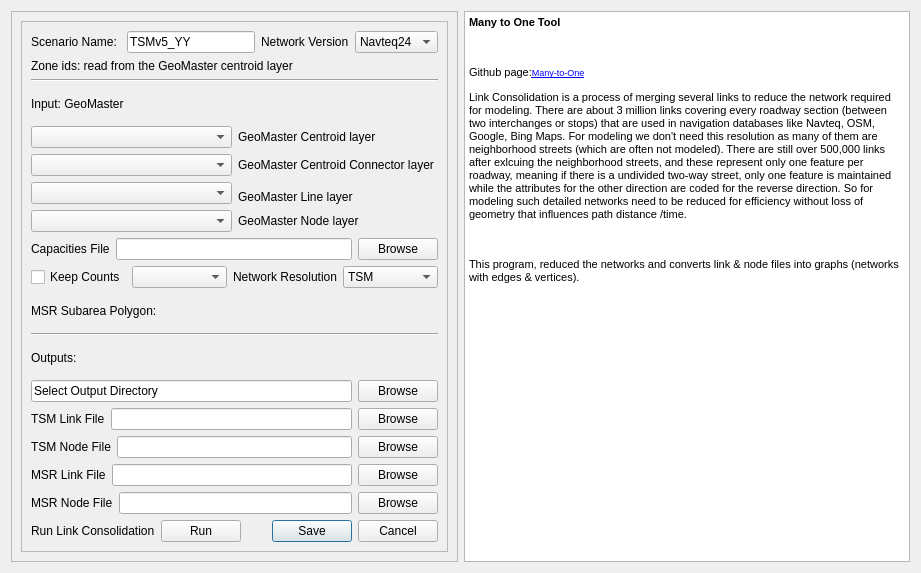
This is ui/tsm_link_consolidator.ui in TSMv6/tsm_panel as Qt 5 draws it before an edit. The edited form follows.
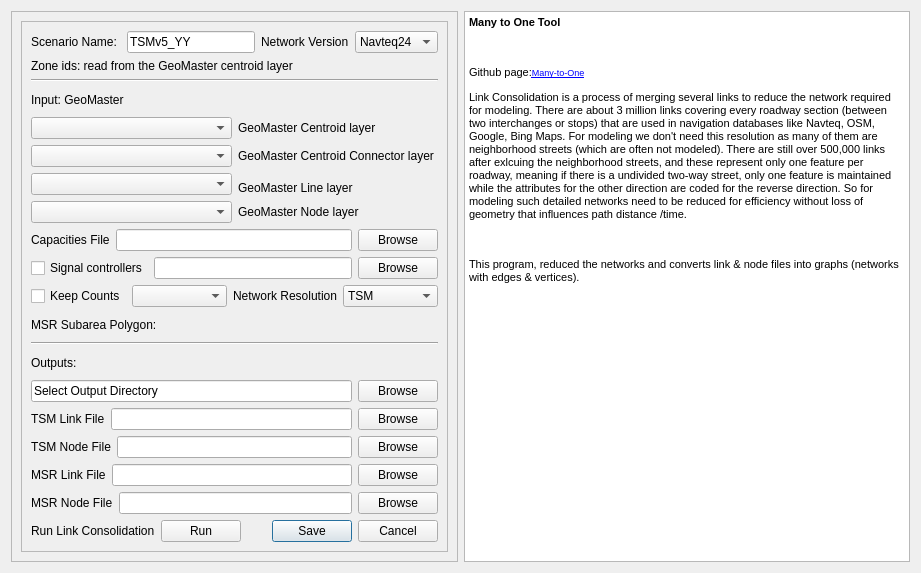
This is the edited form.

Commit message:
netPrep: signal controllers for divided intersections (2.85)
"Signal controllers" checkbox and CSV field in the netPrep dialog write
SIGNAL_CONTROLLERS / SIGNAL_CONTROLLER_FILE. Bundles netPrep 6aa9e9a
(NSignals once per grouped intersection, one GMNS plan per group) and
afdta d8d3b2b (median links inside a controller untimed).

The edit to the form file:
```diff
--- a/ui/tsm_link_consolidator.ui
+++ b/ui/tsm_link_consolidator.ui
@@ -179,6 +179,34 @@
            </item>
           </layout>
          </item>
+         <item>
+          <layout class="QHBoxLayout" name="horizontalLayout_SignalCtrl">
+           <item>
+            <widget class="QCheckBox" name="checkBox_SignalCtrl">
+             <property name="text">
+              <string>Signal controllers</string>
+             </property>
+             <property name="toolTip">
+              <string>SIGNAL_CONTROLLERS: run the signalized nodes of one divided-road intersection (2-4 nodes joined by median links) as one controller. NSignals counts the intersection once per path, and the GMNS package seeds one timing plan for the group. Off: one signal per node, as before.</string>
+             </property>
+            </widget>
+           </item>
+           <item>
+            <widget class="QLineEdit" name="lineEdit_SignalCtrl">
+             <property name="toolTip">
+              <string>SIGNAL_CONTROLLER_FILE: CSV with NODE_ID, SIGNAL_CONTROL_ID (NUM_SIGNALS optional, checked only). Blank: the node layer's SIGNAL_CONTROL_ID field. A node in the file takes the file's id.</string>
+             </property>
+            </widget>
+           </item>
+           <item>
+            <widget class="QPushButton" name="browse_SignalCtrl">
+             <property name="text">
+              <string>Browse</string>
+             </property>
+            </widget>
+           </item>
+          </layout>
+         </item>
          <item>
           <layout class="QGridLayout" name="gridLayout_3">
            <item row="0" column="0">
```
The commit also changes 5 other files.
